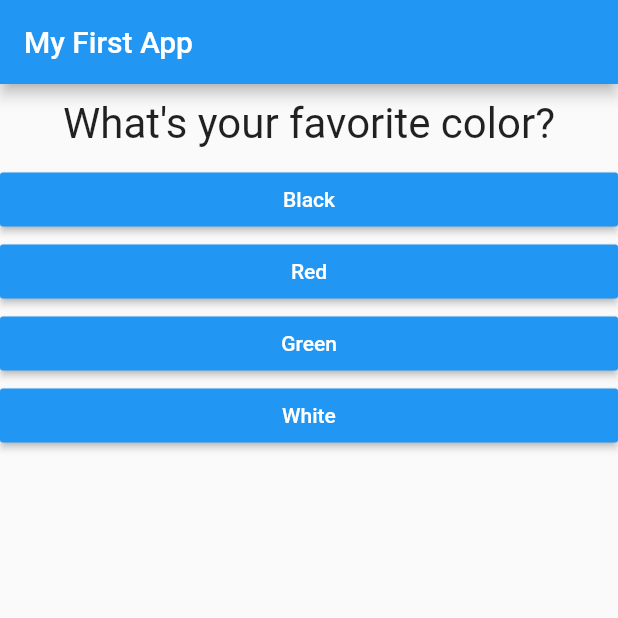
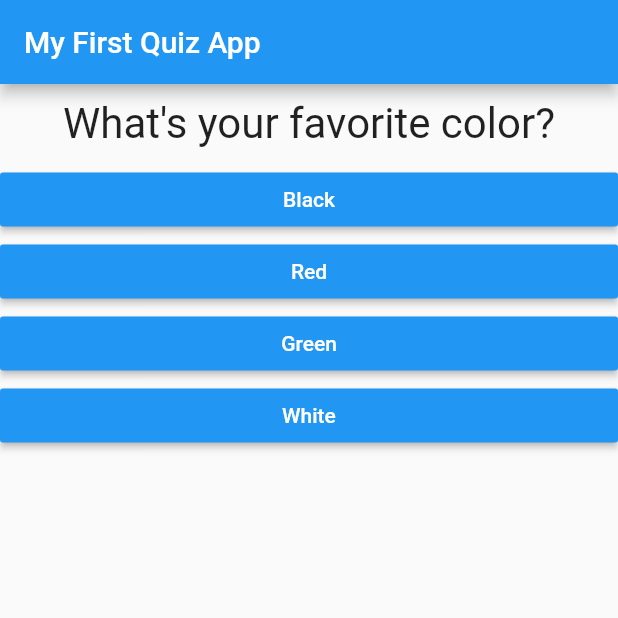
Before and after one commit to Hamdan985/flutter_app, a Flutter app: the screen it shows after launch, on a phone screen of 412 x 824 dp, the top half of it. Run offline on Flutter 3.47's test engine with Material 2 defaults, Android fonts, the phone set to English and light mode, and no system bars.

Commit message:
change in title

```diff
--- a/lib/main.dart
+++ b/lib/main.dart
@@ -46,7 +46,7 @@ class _MyAppState extends State<MyApp> {
     return MaterialApp(
       home: Scaffold(
         appBar: AppBar(
-          title: Text('My First App'),
+          title: Text('My First Quiz App'),
         ),
         body: Column(
           children: [
```
